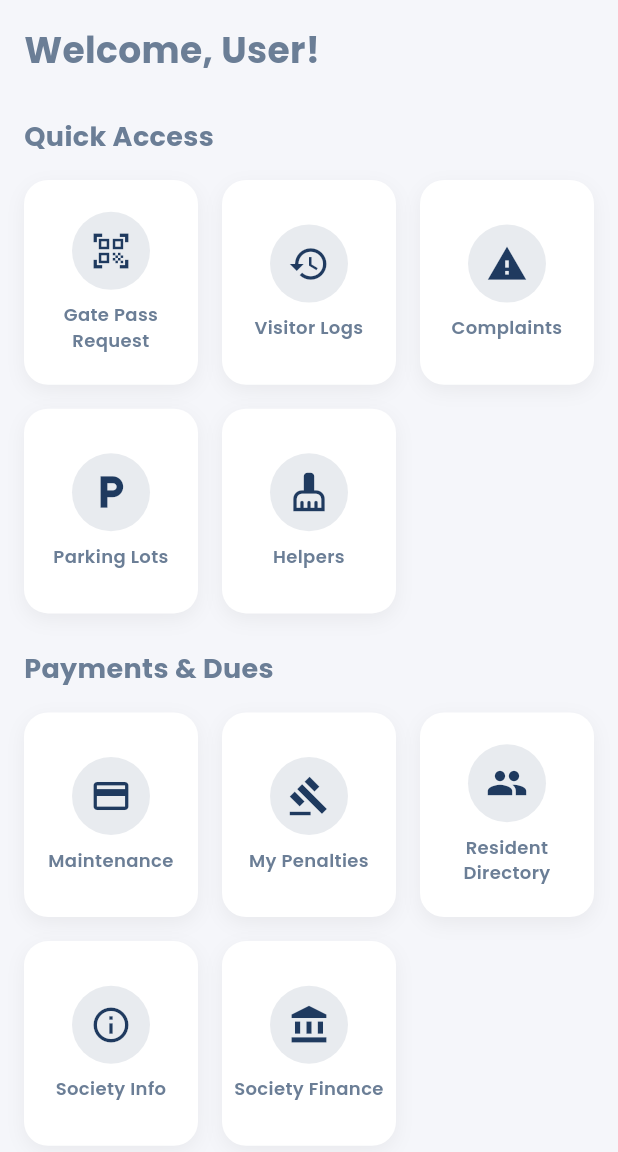
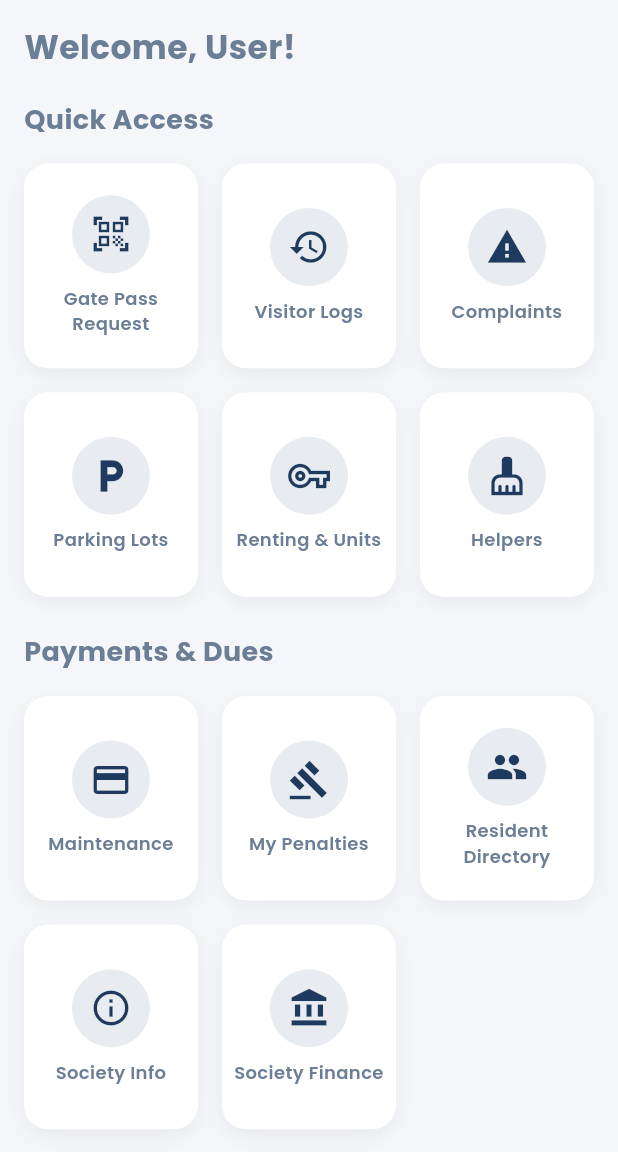
Before and after one commit to ganesh-rajput-07/ResiFlow-app, a Flutter app: the DashboardScreen screen opened directly, on a phone screen of 412 x 824 dp, the part 84-1236 px from its top. Run offline on Flutter 3.47's test engine with Material 3 defaults, Android fonts, the phone set to English and light mode, and no system bars; our stand-ins replace file_picker, flutter_secure_storage, google_fonts, pdf, printing, qr_flutter; missing offline and left inert: mobile_scanner; accounts and stored records are empty.

Commit message:
Added new Renting View

```diff
--- a/lib/providers/auth_provider.dart
+++ b/lib/providers/auth_provider.dart
@@ -7,13 +7,20 @@ class AuthProvider with ChangeNotifier {
   final ApiService _apiService = ApiService();
 
   Map<String, dynamic>? _user;
+  Map<String, dynamic>? _selectedUnit;
   bool _isLoading = false;
   String? _error;
 
   Map<String, dynamic>? get user => _user;
+  Map<String, dynamic>? get selectedUnit => _selectedUnit;
   bool get isLoading => _isLoading;
   String? get error => _error;
   bool get isAuthenticated => _user != null;
+
+  void setSelectedUnit(Map<String, dynamic>? unit) {
+    _selectedUnit = unit;
+    notifyListeners();
+  }
 
   Future<bool> login(String username, String password) async {
     _setLoading(true);
@@ -88,6 +95,14 @@ class AuthProvider with ChangeNotifier {
       final response = await _apiService.get(ApiConstants.profile);
       if (response.statusCode == 200) {
         _user = jsonDecode(response.body);
+
+        // Handle multiple units
+        List units = _user?['resident_units'] ?? [];
+        if (units.isNotEmpty && _selectedUnit == null) {
+          // Find primary unit or just use first one
+          _selectedUnit = units.firstWhere((u) => u['is_primary'] == true, orElse: () => units.first);
+        }
+
         notifyListeners();
       } else {
         await logout(); // Token might be expired/invalid
--- a/lib/screens/admin/manage_residents_screen.dart
+++ b/lib/screens/admin/manage_residents_screen.dart
@@ -133,7 +133,15 @@ class _ManageResidentsScreenState extends State<ManageResidentsScreen> {
                       crossAxisAlignment: CrossAxisAlignment.start,
                       children: [
                         const SizedBox(height: 4),
-                        Text('Flat: $flatText'),
+                        Builder(
+                          builder: (context) {
+                            final List units = r['resident_units'] ?? [];
+                            if (units.isNotEmpty) {
+                              return Text('Units: ${units.map((u) => u['unit_number']).join(", ")}');
+                            }
+                            return Text('Flat: $flatText');
+                          },
+                        ),
                         Text('Parking: $parkingLotText'),
                       ],
                     ),
--- a/lib/screens/dashboard/dashboard_screen.dart
+++ b/lib/screens/dashboard/dashboard_screen.dart
@@ -30,6 +30,7 @@ import '../communication/raise_complaint_screen.dart';
 import '../communication/manage_complaints_screen.dart';
 import '../admin/guard_attendance_report_screen.dart';
 import '../admin/manage_guards_screen.dart';
+import '../profile/renting_details_screen.dart';
 
 class DashboardScreen extends StatelessWidget {
   const DashboardScreen({super.key});
@@ -78,18 +79,29 @@ class DashboardScreen extends StatelessWidget {
           crossAxisAlignment: CrossAxisAlignment.start,
           children: [
             // Welcome Header
-            Text(
-              'Welcome, ${user?['first_name'] ?? user?['username'] ?? 'User'}!',
-              style: const TextStyle(fontSize: 24, fontWeight: FontWeight.bold),
+            Row(
+              mainAxisAlignment: MainAxisAlignment.spaceBetween,
+              children: [
+                Expanded(
+                  child: Column(
+                    crossAxisAlignment: CrossAxisAlignment.start,
+                    children: [
+                      Text(
+                        'Welcome, ${user?['first_name'] ?? user?['username'] ?? 'User'}!',
+                        style: const TextStyle(fontSize: 22, fontWeight: FontWeight.bold),
+                      ),
+                      if (user?['society_name'] != null)
+                        Text(
+                          '${user?['society_name']}',
+                          style: TextStyle(fontSize: 14, color: Colors.grey[600]),
+                        ),
+                    ],
+                  ),
+                ),
+                if (role == 'resident' || role == 'committee') _buildUnitSwitcher(context),
+              ],
             ),
-            if (user?['society_name'] != null) ...[
-              const SizedBox(height: 4),
-              Text(
-                '${user?['society_name']} - Unit ${user?['unit_number'] ?? 'N/A'}',
-                style: const TextStyle(fontSize: 16, color: Colors.grey),
-              ),
-            ],
-            const SizedBox(height: 28),
+            const SizedBox(height: 20),
 
             // ─── ADMIN & COMMITTEE PANEL ───
             if (role == 'admin' || role == 'committee') ...[
@@ -136,6 +148,8 @@ class DashboardScreen extends StatelessWidget {
                     onTap: () => _push(context, const RaiseComplaintScreen())),
                   _DashboardItem(icon: Icons.local_parking, title: 'Parking Lots',
                     onTap: () => _push(context, const ParkingLotsScreen())),
+                  _DashboardItem(icon: Icons.vpn_key_outlined, title: 'Renting & Units',
+                    onTap: () => _push(context, const RentingDetailsScreen())),
                   _DashboardItem(icon: Icons.cleaning_services, title: 'Helpers',
                     onTap: () => _push(context, const HelpersDirectoryScreen())),
                 ],
@@ -204,6 +218,47 @@ class DashboardScreen extends StatelessWidget {
               ],
             ),
           ],
+        ),
+      ),
+    );
+  }
+
+  Widget _buildUnitSwitcher(BuildContext context) {
+    final auth = context.watch<AuthProvider>();
+    final user = auth.user;
+    final List units = user?['resident_units'] ?? [];
+    final selectedUnit = auth.selectedUnit;
+
+    if (units.isEmpty) return const SizedBox.shrink();
+
+    return Container(
+      padding: const EdgeInsets.symmetric(horizontal: 12, vertical: 4),
+      decoration: BoxDecoration(
+        color: AppTheme.primaryColor.withOpacity(0.1),
+        borderRadius: BorderRadius.circular(12),
+        border: Border.all(color: AppTheme.primaryColor.withOpacity(0.3)),
+      ),
+      child: DropdownButtonHideUnderline(
+        child: DropdownButton<int>(
+          value: selectedUnit?['id'],
+          icon: const Icon(Icons.arrow_drop_down, color: AppTheme.primaryColor),
+          onChanged: (int? newValue) {
+            final newUnit = units.firstWhere((u) => u['id'] == newValue);
+            auth.setSelectedUnit(newUnit);
+          },
+          items: units.map<DropdownMenuItem<int>>((dynamic unit) {
+            return DropdownMenuItem<int>(
+              value: unit['id'],
+              child: Text(
+                'Unit ${unit['unit_number']}',
+                style: const TextStyle(
+                  color: AppTheme.primaryColor,
+                  fontWeight: FontWeight.bold,
+                  fontSize: 14,
+                ),
+              ),
+            );
+          }).toList(),
         ),
       ),
     );
--- a/lib/screens/finance/resident_penalties_screen.dart
+++ b/lib/screens/finance/resident_penalties_screen.dart
@@ -128,6 +128,10 @@ class _ResidentPenaltiesScreenState extends State<ResidentPenaltiesScreen> {
               isPaid ? 'PAID ✓' : 'UNPAID',
               style: TextStyle(color: isPaid ? Colors.green : Colors.red, fontWeight: FontWeight.bold, fontSize: 12),
             ),
+            if (p['unit_number'] != null) ...[
+              const SizedBox(height: 4),
+              Text('Unit: ${p['unit_number']}', style: const TextStyle(color: Colors.grey, fontSize: 12)),
+            ],
           ],
         ),
       ),
```
Also changed, not shown: lib/screens/finance/resident_payments_screen.dart (+7 -1 lines), lib/screens/profile/renting_details_screen.dart (added, +242 -0 lines).
